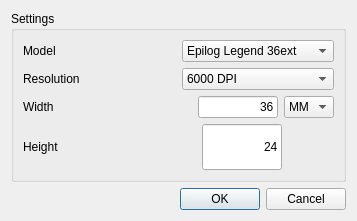
First picture: the form in src/gui/NewDialog.ui, repository kallaballa/ctrl-cut, before the edit.
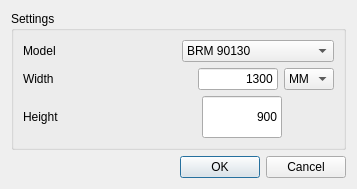
Second picture: the form after the edit.

Commit message: fixed resolution problems in the ctrl-cut core

Patch:
```diff
--- a/src/gui/NewDialog.ui
+++ b/src/gui/NewDialog.ui
@@ -7,7 +7,7 @@
     <x>0</x>
     <y>0</y>
     <width>357</width>
-    <height>221</height>
+    <height>189</height>
    </rect>
   </property>
   <property name="sizePolicy">
@@ -37,11 +37,6 @@
         </item>
         <item>
          <widget class="QComboBox" name="modelCombo">
-          <item>
-           <property name="text">
-            <string>Epilog Legend 36ext</string>
-           </property>
-          </item>
           <item>
            <property name="text">
             <string>BRM 90130</string>
@@ -51,29 +46,6 @@
         </item>
        </layout>
       </item>
-      <item>
-       <layout class="QHBoxLayout" name="horizontalLayout_5">
-        <item>
-         <widget class="QLabel" name="label">
-          <property name="text">
-           <string>Resolution</string>
-          </property>
-         </widget>
-        </item>
-        <item>
-         <widget class="QComboBox" name="resolutionCombo">
-          <property name="currentIndex">
-           <number>0</number>
-          </property>
-          <item>
-           <property name="text">
-            <string>6000 DPI</string>
-           </property>
-          </item>
-         </widget>
-        </item>
-       </layout>
-      </item>
       <item>
        <layout class="QHBoxLayout" name="horizontalLayout_7">
         <item>
@@ -116,7 +88,7 @@
            </size>
           </property>
           <property name="text">
-           <string>36</string>
+           <string>1300</string>
           </property>
           <property name="maxLength">
            <number>8</number>
@@ -198,7 +170,7 @@
            </size>
           </property>
           <property name="text">
-           <string>24</string>
+           <string>900</string>
           </property>
           <property name="maxLength">
            <number>8</number>
```
The commit also changes 15 other files.
